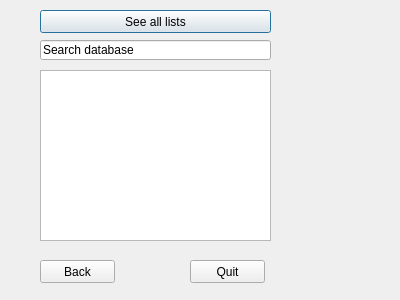
First picture: the form in Skil3/ListWindow.ui, repository Chiquita40-VLN-H2016/chiquita40, before the edit.
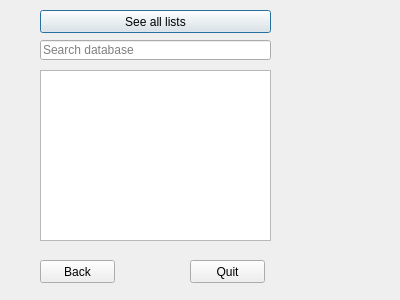
Second picture: the form after the edit.

Commit message: Search útfærð í ListWindow.cpp

```diff
--- a/Skil3/ListWindow.ui
+++ b/Skil3/ListWindow.ui
@@ -36,6 +36,9 @@
     </rect>
    </property>
    <property name="text">
+    <string/>
+   </property>
+   <property name="placeholderText">
     <string>Search database</string>
    </property>
   </widget>
```
The commit also changes 2 other files.
